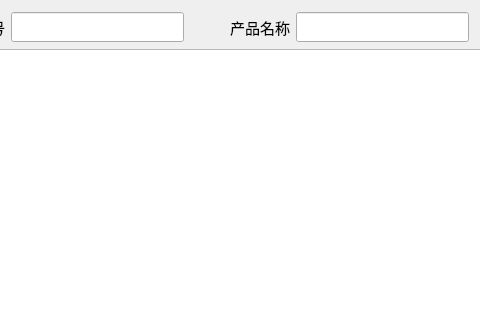
xujunmingbest/TuYuErp, file ZhiXiangContract/findzhixiangcontract.ui: the form before one commit; both pictures show x 106 to 586 and y 0 to 320 of the 1060 by 696 pixel window.
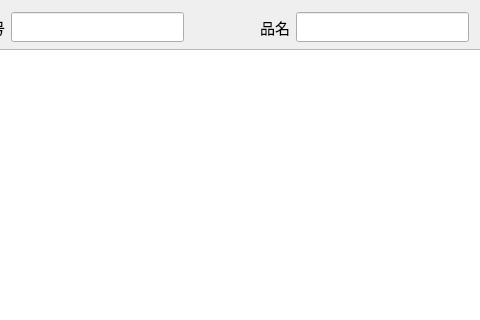
The form after the commit.

The edit to the form file:
```diff
--- a/ZhiXiangContract/findzhixiangcontract.ui
+++ b/ZhiXiangContract/findzhixiangcontract.ui
@@ -75,7 +75,7 @@
         </font>
        </property>
        <property name="text">
-        <string>产品名称</string>
+        <string>品名</string>
        </property>
        <property name="alignment">
         <set>Qt::AlignRight|Qt::AlignTrailing|Qt::AlignVCenter</set>
```
